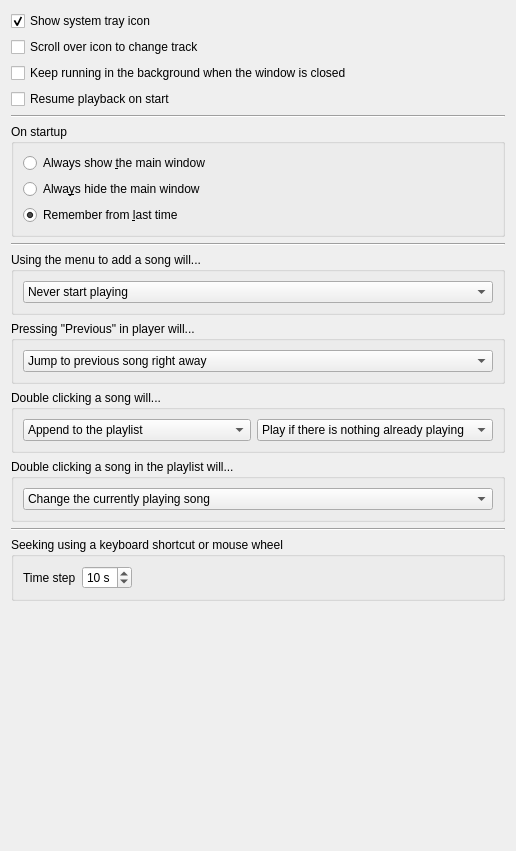
This is src/settings/behavioursettingspage.ui in strawberrymusicplayer/strawberry as Qt 5 draws it before an edit. The edited form follows.
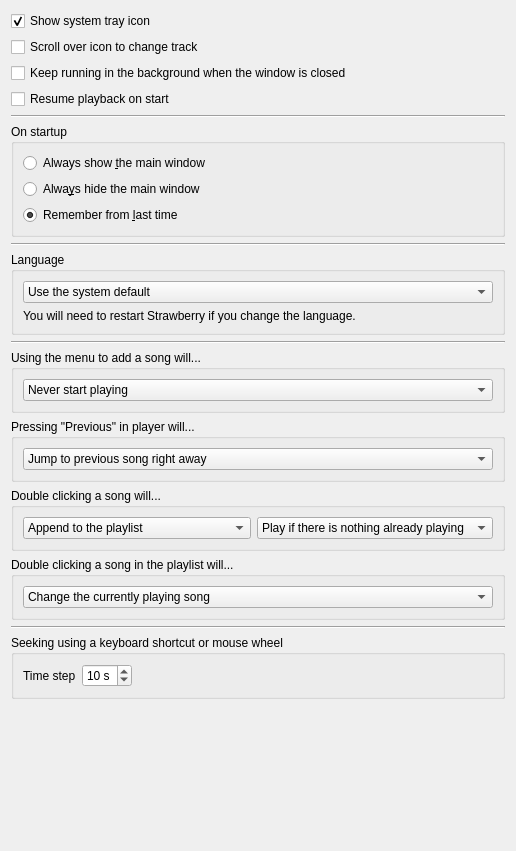
This is the edited form.

```diff
--- a/src/settings/behavioursettingspage.ui
+++ b/src/settings/behavioursettingspage.ui
@@ -101,6 +101,38 @@
      </property>
     </widget>
    </item>
+   <item>
+    <widget class="QGroupBox" name="groupbox_language">
+     <property name="title">
+      <string>Language</string>
+     </property>
+     <layout class="QVBoxLayout" name="verticalLayout_13">
+      <item>
+       <widget class="QComboBox" name="combobox_language">
+        <item>
+         <property name="text">
+          <string>Use the system default</string>
+         </property>
+        </item>
+       </widget>
+      </item>
+      <item>
+       <widget class="QLabel" name="label_language">
+        <property name="text">
+         <string>You will need to restart Strawberry if you change the language.</string>
+        </property>
+       </widget>
+      </item>
+     </layout>
+    </widget>
+   </item>
+   <item>
+    <widget class="Line" name="line_3">
+     <property name="orientation">
+      <enum>Qt::Horizontal</enum>
+     </property>
+    </widget>
+   </item>
    <item>
     <widget class="QGroupBox" name="groupBox_1">
      <property name="title">
@@ -243,7 +275,7 @@
     </widget>
    </item>
    <item>
-    <widget class="Line" name="line_3">
+    <widget class="Line" name="line_4">
      <property name="orientation">
       <enum>Qt::Horizontal</enum>
      </property>
```
